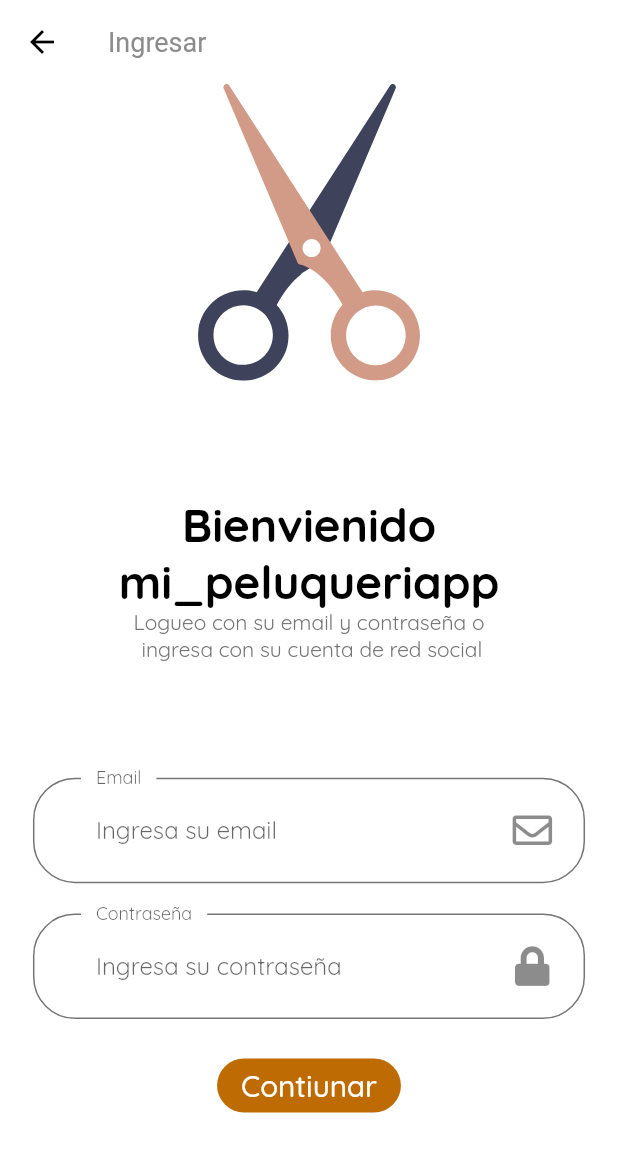
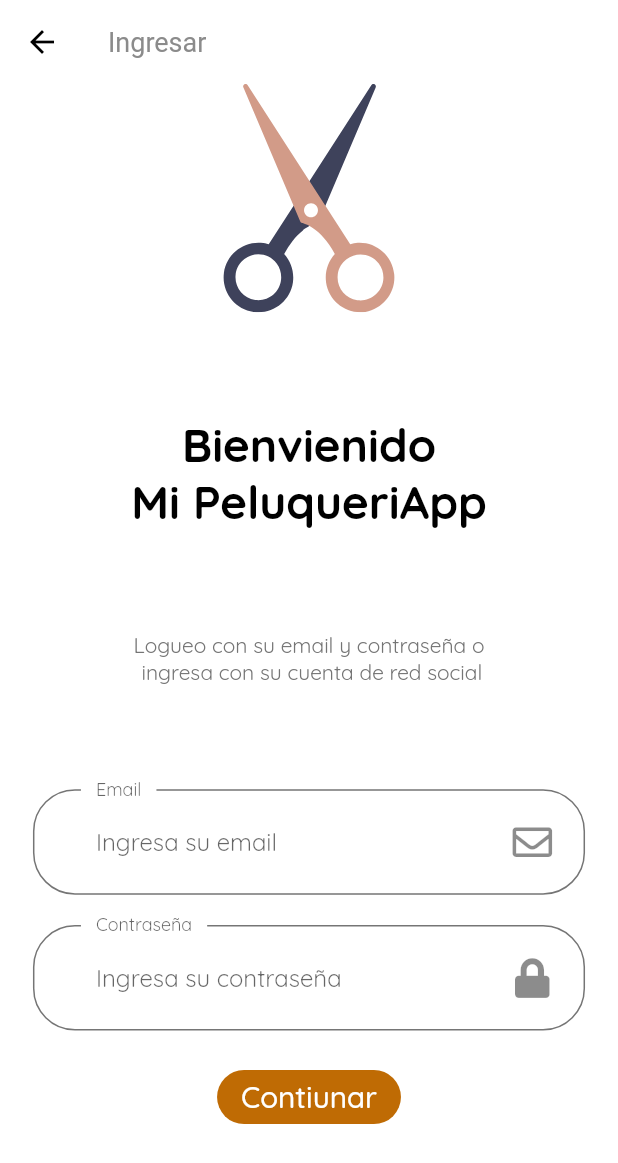
Before and after one commit to tech-andgar/mipeluqueriapp_flutter, a Flutter app: the SignInScreen screen opened by its route, on a phone screen of 412 x 824 dp. Shown: the top 1163 px of the screen. Run offline on Flutter 3.47's test engine with Material 2 defaults, Android fonts, the phone set to English and light mode, and no system bars; our stand-ins replace flutter_svg, font_awesome_flutter.

Commit message:
Fix label, size img

```diff
--- a/lib/screens/sign_in/components/sign_in_body.dart
+++ b/lib/screens/sign_in/components/sign_in_body.dart
@@ -21,11 +21,11 @@ class SignInBody extends StatelessWidget {
             children: [
               SvgPicture.asset(
                 'assets/images/logo_mipeluqueriapp.svg',
-                height: getProportionteScreenWidth(180),
+                height: getProportionteScreenHeight(150),
               ),
               Spacer(),
               Text(
-                'Bienvienido mi_peluqueriapp',
+                'Bienvienido\nMi PeluqueriApp',
                 style: TextStyle(
                   color: Colors.black,
                   fontSize: getProportionteScreenWidth(28),
@@ -33,6 +33,7 @@ class SignInBody extends StatelessWidget {
                 ),
                 textAlign: TextAlign.center,
               ),
+              Spacer(),
               Text(
                 'Logueo con su email y contraseña o\n ingresa con su cuenta de red social',
                 textAlign: TextAlign.center,
--- a/lib/screens/splash/components/splash_body.dart
+++ b/lib/screens/splash/components/splash_body.dart
@@ -15,7 +15,7 @@ class _SplashBodyState extends State<SplashBody> {
   int currentPage = 0;
 
   List<Map<String, String>> splashData = [
-    {"text": "Mi PeluqueriApp", 'image': 'assets/images/logo_mipeluqueriapp.svg'},
+    {"text": "Lorem luspum", 'image': 'assets/images/logo_mipeluqueriapp.svg'},
     {"text": "Bienvienido al Mi PeluqueriApp, vamos pedirla!", 'image': 'assets/images/splash_1.jpg'},
     {"text": "Nos ayuda personas conectar con los profesionales en Colombia", 'image': 'assets/images/splash_2.jpg'},
   ];
```
